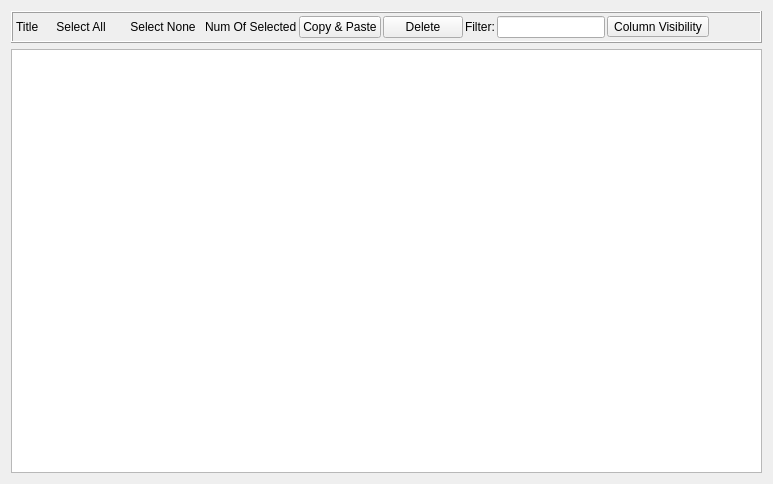
Above: src/Applications/BrickMoneyDesktop/src/LegSetTableView.ui from tlaemmlein/BrickMoney before the change. Below: the same form after it.
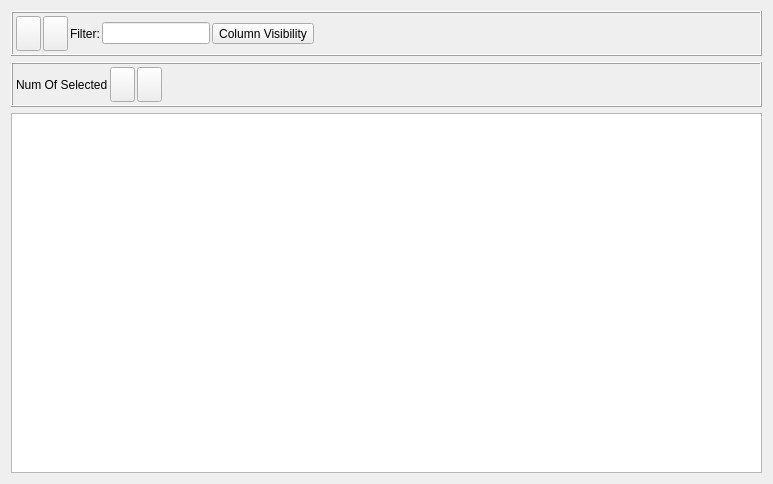
That is the form after the change. Icons and pictures are not drawn.

Commit message: Table View action area clean up.

```diff
--- a/src/Applications/BrickMoneyDesktop/src/LegSetTableView.ui
+++ b/src/Applications/BrickMoneyDesktop/src/LegSetTableView.ui
@@ -17,11 +17,23 @@
    <item>
     <widget class="QFrame" name="LegSetTableViewFrame">
      <property name="sizePolicy">
-      <sizepolicy hsizetype="Expanding" vsizetype="Preferred">
+      <sizepolicy hsizetype="Preferred" vsizetype="Preferred">
        <horstretch>0</horstretch>
        <verstretch>0</verstretch>
       </sizepolicy>
      </property>
+     <property name="minimumSize">
+      <size>
+       <width>0</width>
+       <height>45</height>
+      </size>
+     </property>
+     <property name="maximumSize">
+      <size>
+       <width>16777215</width>
+       <height>45</height>
+      </size>
+     </property>
      <property name="frameShape">
       <enum>QFrame::Box</enum>
      </property>
@@ -44,13 +56,6 @@
       <property name="bottomMargin">
        <number>3</number>
       </property>
-      <item>
-       <widget class="QLabel" name="legSetTableViewTitle">
-        <property name="text">
-         <string>Title</string>
-        </property>
-       </widget>
-      </item>
       <item>
        <widget class="QPushButton" name="selectAllPushButton">
         <property name="sizePolicy">
@@ -59,48 +64,53 @@
           <verstretch>0</verstretch>
          </sizepolicy>
         </property>
-        <property name="text">
+        <property name="maximumSize">
+         <size>
+          <width>25</width>
+          <height>16777215</height>
+         </size>
+        </property>
+        <property name="toolTip">
          <string>Select All</string>
         </property>
+        <property name="text">
+         <string/>
+        </property>
+        <property name="icon">
+         <iconset resource="../images/Images.qrc">
+          <normaloff>:/images/AllSelected.svg</normaloff>:/images/AllSelected.svg</iconset>
+        </property>
         <property name="flat">
-         <bool>true</bool>
+         <bool>false</bool>
         </property>
        </widget>
       </item>
       <item>
        <widget class="QPushButton" name="selectNonePushButton">
         <property name="sizePolicy">
-         <sizepolicy hsizetype="Minimum" vsizetype="Preferred">
+         <sizepolicy hsizetype="Preferred" vsizetype="Preferred">
           <horstretch>0</horstretch>
           <verstretch>0</verstretch>
          </sizepolicy>
         </property>
-        <property name="text">
+        <property name="maximumSize">
+         <size>
+          <width>25</width>
+          <height>16777215</height>
+         </size>
+        </property>
+        <property name="toolTip">
          <string>Select None</string>
         </property>
+        <property name="text">
+         <string/>
+        </property>
+        <property name="icon">
+         <iconset resource="../images/Images.qrc">
+          <normaloff>:/images/NoneSelected.svg</normaloff>:/images/NoneSelected.svg</iconset>
+        </property>
         <property name="flat">
-         <bool>true</bool>
-        </property>
-       </widget>
-      </item>
-      <item>
-       <widget class="QLabel" name="numOfSelectedLabel">
-        <property name="text">
-         <string>Num Of Selected</string>
-        </property>
-       </widget>
-      </item>
-      <item>
-       <widget class="QPushButton" name="copyAndPastePushButton">
-        <property name="text">
-         <string>Copy &amp;&amp; Paste</string>
-        </property>
-       </widget>
-      </item>
-      <item>
-       <widget class="QPushButton" name="deletePushButton">
-        <property name="text">
-         <string>Delete</string>
+         <bool>false</bool>
         </property>
        </widget>
       </item>
@@ -144,6 +154,117 @@
      </layout>
     </widget>
    </item>
+   <item>
+    <widget class="QFrame" name="LegSetTableViewFrameAction">
+     <property name="minimumSize">
+      <size>
+       <width>0</width>
+       <height>45</height>
+      </size>
+     </property>
+     <property name="maximumSize">
+      <size>
+       <width>16777215</width>
+       <height>45</height>
+      </size>
+     </property>
+     <property name="frameShape">
+      <enum>QFrame::Box</enum>
+     </property>
+     <property name="frameShadow">
+      <enum>QFrame::Raised</enum>
+     </property>
+     <layout class="QHBoxLayout" name="horizontalLayoutAction">
+      <property name="spacing">
+       <number>2</number>
+      </property>
+      <property name="leftMargin">
+       <number>3</number>
+      </property>
+      <property name="topMargin">
+       <number>3</number>
+      </property>
+      <property name="rightMargin">
+       <number>3</number>
+      </property>
+      <property name="bottomMargin">
+       <number>3</number>
+      </property>
+      <item>
+       <widget class="QLabel" name="numOfSelectedLabel">
+        <property name="text">
+         <string>Num Of Selected</string>
+        </property>
+       </widget>
+      </item>
+      <item>
+       <widget class="QPushButton" name="copyAndPastePushButton">
+        <property name="minimumSize">
+         <size>
+          <width>25</width>
+          <height>35</height>
+         </size>
+        </property>
+        <property name="maximumSize">
+         <size>
+          <width>25</width>
+          <height>35</height>
+         </size>
+        </property>
+        <property name="toolTip">
+         <string>Copy &amp;&amp; Paste</string>
+        </property>
+        <property name="text">
+         <string/>
+        </property>
+        <property name="icon">
+         <iconset resource="../images/Images.qrc">
+          <normaloff>:/images/CopyAndPaste.svg</normaloff>:/images/CopyAndPaste.svg</iconset>
+        </property>
+       </widget>
+      </item>
+      <item>
+       <widget class="QPushButton" name="deletePushButton">
+        <property name="minimumSize">
+         <size>
+          <width>25</width>
+          <height>35</height>
+         </size>
+        </property>
+        <property name="maximumSize">
+         <size>
+          <width>25</width>
+          <height>35</height>
+         </size>
+        </property>
+        <property name="toolTip">
+         <string>Delete</string>
+        </property>
+        <property name="text">
+         <string/>
+        </property>
+        <property name="icon">
+         <iconset resource="../../BrickMoney/images/Images.qrc">
+          <normaloff>:/images/trash.svg</normaloff>:/images/trash.svg</iconset>
+        </property>
+       </widget>
+      </item>
+      <item>
+       <spacer name="horizontalSpacer">
+        <property name="orientation">
+         <enum>Qt::Horizontal</enum>
+        </property>
+        <property name="sizeHint" stdset="0">
+         <size>
+          <width>40</width>
+          <height>20</height>
+         </size>
+        </property>
+       </spacer>
+      </item>
+     </layout>
+    </widget>
+   </item>
    <item>
     <widget class="QTableView" name="legoSetTableView">
      <property name="alternatingRowColors">
```
Left out of the diff: 5 changed lines with no effect on the pictures. The commit also changes 13 other files.
